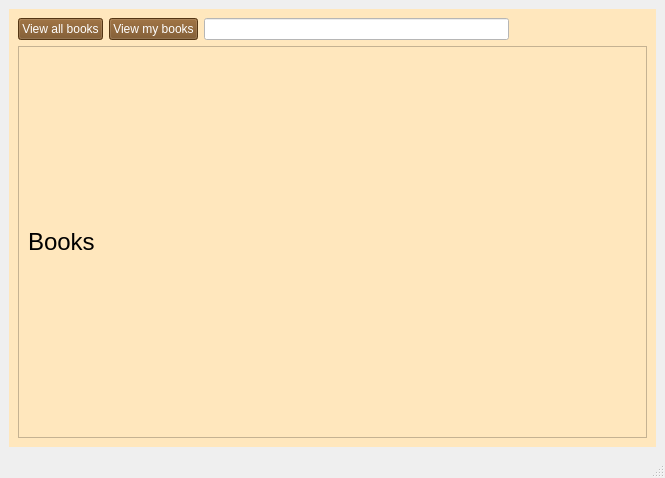
Above: client/src/mainwindow.ui from Dargoswwwe/smc-library before the change. Below: the same form after it.
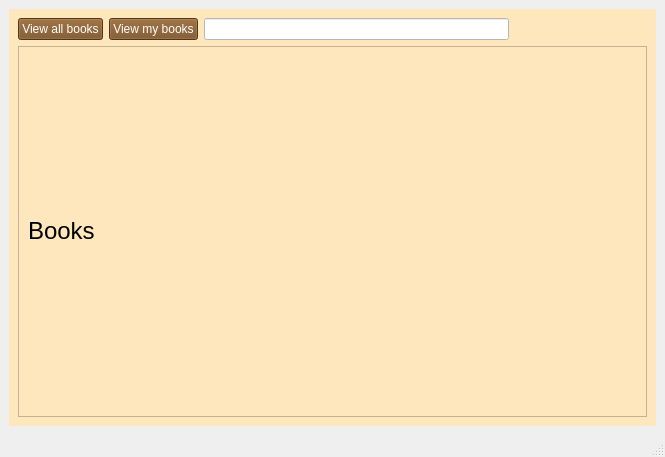
That is the form after the change. The open tabs and pages were chosen to show the change. Icons and pictures are not drawn.

Commit message: Added BookDetailsWindow class to display details for a book + added dummy details into this window

```diff
--- a/client/src/mainwindow.ui
+++ b/client/src/mainwindow.ui
@@ -7,7 +7,7 @@
     <x>0</x>
     <y>0</y>
     <width>665</width>
-    <height>478</height>
+    <height>457</height>
    </rect>
   </property>
   <property name="sizePolicy">
@@ -679,6 +679,8 @@
          </layout>
         </item>
         <item>
+         <layout class="QFormLayout" name="formLayout">
+          <item row="0" column="0" colspan="2">
          <widget class="QScrollArea" name="scrollArea">
           <property name="sizePolicy">
            <sizepolicy hsizetype="Preferred" vsizetype="Expanding">
@@ -694,8 +696,8 @@
             <rect>
              <x>0</x>
              <y>0</y>
-             <width>616</width>
-             <height>337</height>
+               <width>617</width>
+               <height>318</height>
             </rect>
            </property>
            <layout class="QVBoxLayout" name="verticalLayout_4">
@@ -720,6 +722,8 @@
            </layout>
           </widget>
          </widget>
+          </item>
+         </layout>
         </item>
        </layout>
       </widget>
```
Lines whose indentation alone changed are shown as unchanged. The commit also changes 9 other files.
